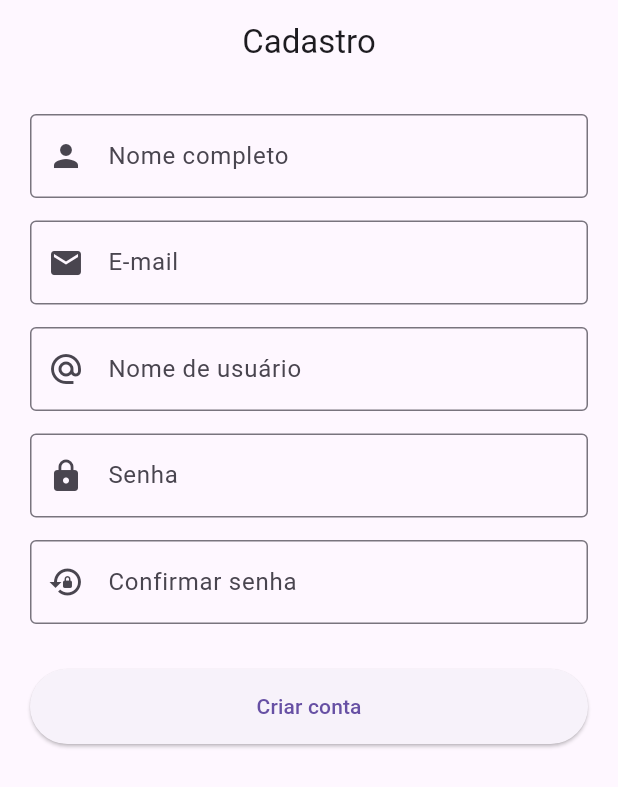
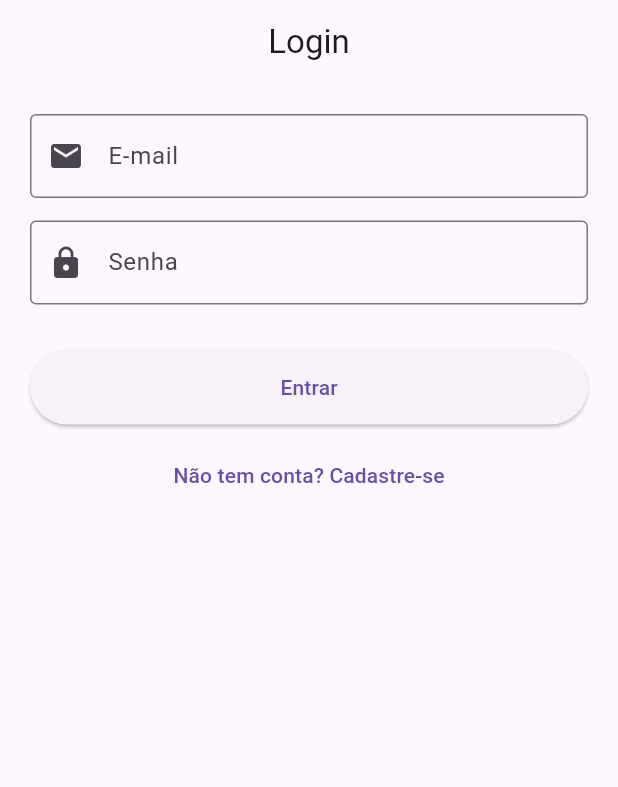
Before and after one commit to aWhiity/aplicativo_receitas, a Flutter app: the screen it shows after launch, on a phone screen of 412 x 824 dp. Shown: the top 787 px of the screen. Run offline on Flutter 3.47's test engine with Material 3 defaults, Android fonts, the light colour scheme and no system bars; our stand-ins replace cloud_firestore, dotted_line, firebase_auth, firebase_core, image_picker; accounts and stored records are empty.

Commit message:
✨ feat: login

```diff
--- a/lib/meu_aplicativo.dart
+++ b/lib/meu_aplicativo.dart
@@ -1,7 +1,7 @@
-import 'package:aplicativo_receitas/views/receitas_view.dart';
 import 'package:flutter/material.dart';
 import 'views/pagina_inicial_view.dart';
 import 'package:aplicativo_receitas/views/cadastro_usuario_view.dart';
+import 'package:aplicativo_receitas/views/login_view.dart';
 
 class MeuAplicativo extends StatelessWidget {
   const MeuAplicativo({super.key});
@@ -12,12 +12,13 @@ class MeuAplicativo extends StatelessWidget {
       title: "Receitas",
       debugShowCheckedModeBanner: false,
 
-      home: CadastroUsuarioView(),
+      home: LoginView(),
 
       initialRoute: '/',
       routes: {
         '/home': (context) => PaginaInicial(),
         '/cadastro': (context) => CadastroUsuarioView(),
+        '/login': (context) => LoginView(),
       },
     );
   }
--- a/lib/models/user.dart
+++ b/lib/models/user.dart
@@ -6,6 +6,7 @@ class Usuario {
   final String username;
   final String email;
   final Timestamp registrationDate;
+  final List<String> recipeIds;
 
   Usuario({
     required this.id,
@@ -13,6 +14,7 @@ class Usuario {
     required this.username,
     required this.email,
     required this.registrationDate,
+    this.recipeIds = const [],
   });
 
   factory Usuario.fromFirestore(DocumentSnapshot doc) {
@@ -23,6 +25,7 @@ class Usuario {
       username: data['username'],
       email: data['email'],
       registrationDate: data['registration_date'],
+      recipeIds: List<String>.from(data['recipe_ids'] ?? []),
     );
   }
 
--- a/lib/views/add_recipe_view.dart
+++ b/lib/views/add_recipe_view.dart
@@ -7,6 +7,7 @@ import 'package:flutter/services.dart';
 import 'package:provider/provider.dart';
 import 'package:uuid/uuid.dart';
 import 'dart:io';
+import 'package:firebase_auth/firebase_auth.dart';
 import 'package:image_picker/image_picker.dart';
 
 class AddRecipeView extends StatefulWidget {
@@ -127,6 +128,7 @@ class _AddRecipeViewState extends State<AddRecipeView> {
   Recipe createNewRecipe() {
     var uuid = Uuid();
     String recipeId = uuid.v4();
+    String userId = FirebaseAuth.instance.currentUser?.uid ?? '';
 
     int hours =
         _hoursController.text.isEmpty ? 0 : int.parse(_hoursController.text);
@@ -155,6 +157,7 @@ class _AddRecipeViewState extends State<AddRecipeView> {
     return Recipe(
       id: recipeId,
       name: _titleController.text,
+      userId: userId,
       ingredients: ingredients,
       desc: _descriptionController.text,
       preparationTime: preparationTime,
--- a/lib/views/cadastro_usuario_view.dart
+++ b/lib/views/cadastro_usuario_view.dart
@@ -42,7 +42,6 @@ class _CadastroUsuarioViewState extends State<CadastroUsuarioView> {
 
       await _firestore.collection('users').doc(user.id).set(user.toFirestore());
 
-      // 4. Navega para home
       if (mounted) Navigator.pushReplacementNamed(context, '/home');
     } on FirebaseAuthException catch (e) {
       _showErrorSnackBar(_getAuthErrorMessage(e));
@@ -135,6 +134,12 @@ class _CadastroUsuarioViewState extends State<CadastroUsuarioView> {
                           : const Text('Criar conta'),
                 ),
               ),
+              TextButton(
+                onPressed: () {
+                  Navigator.pushReplacementNamed(context, '/login');
+                },
+                child: const Text('Já tem uma conta? Faça Login'),
+              ),
             ],
           ),
         ),
--- /dev/null
+++ b/lib/views/login_view.dart
@@ -0,0 +1,142 @@
+import 'package:flutter/material.dart';
+import 'package:firebase_auth/firebase_auth.dart';
+import 'package:aplicativo_receitas/views/pagina_inicial_view.dart';
+import 'package:aplicativo_receitas/views/cadastro_usuario_view.dart';
+
+class LoginView extends StatefulWidget {
+  const LoginView({super.key});
+
+  @override
+  State<LoginView> createState() => _LoginViewState();
+}
+
+class _LoginViewState extends State<LoginView> {
+  final _formKey = GlobalKey<FormState>();
+  final _emailController = TextEditingController();
+  final _passwordController = TextEditingController();
+  bool _isLoading = false;
+
+  Future<void> _login() async {
+    if (!_formKey.currentState!.validate()) return;
+
+    setState(() => _isLoading = true);
+
+    try {
+      await FirebaseAuth.instance.signInWithEmailAndPassword(
+        email: _emailController.text.trim(),
+        password: _passwordController.text.trim(),
+      );
+
+      if (mounted) {
+        Navigator.pushReplacement(
+          context,
+          MaterialPageRoute(builder: (context) => const PaginaInicial()),
+        );
+      }
+    } on FirebaseAuthException catch (e) {
+      _showErrorSnackBar(_getErrorMessage(e.code));
+    } finally {
+      if (mounted) setState(() => _isLoading = false);
+    }
+  }
+
+  String _getErrorMessage(String code) {
+    switch (code) {
+      case 'invalid-email':
+        return 'E-mail inválido';
+      case 'user-disabled':
+        return 'Usuário desativado';
+      case 'user-not-found':
+        return 'Usuário não encontrado';
+      case 'wrong-password':
+        return 'Senha incorreta';
+      default:
+        return 'Erro ao fazer login';
+    }
+  }
+
+  void _showErrorSnackBar(String message) {
+    ScaffoldMessenger.of(context).showSnackBar(
+      SnackBar(content: Text(message), backgroundColor: Colors.red),
+    );
+  }
+
+  @override
+  void dispose() {
+    _emailController.dispose();
+    _passwordController.dispose();
+    super.dispose();
+  }
+
+  @override
+  Widget build(BuildContext context) {
+    return Scaffold(
+      appBar: AppBar(title: const Text('Login'), centerTitle: true),
+      body: SingleChildScrollView(
+        padding: const EdgeInsets.all(20),
+        child: Form(
+          key: _formKey,
+          child: Column(
+            children: [
+              _buildTextField(
+                controller: _emailController,
+                label: 'E-mail',
+                icon: Icons.email,
+                keyboardType: TextInputType.emailAddress,
+                validator: (v) => v!.isEmpty ? 'Informe seu e-mail' : null,
+              ),
+              const SizedBox(height: 15),
+              _buildTextField(
+                controller: _passwordController,
+                label: 'Senha',
+                icon: Icons.lock,
+                obscureText: true,
+                validator: (v) => v!.isEmpty ? 'Informe sua senha' : null,
+              ),
+              const SizedBox(height: 30),
+              SizedBox(
+                width: double.infinity,
+                height: 50,
+                child: ElevatedButton(
+                  onPressed: _isLoading ? null : _login,
+                  child:
+                      _isLoading
+                          ? const CircularProgressIndicator()
+                          : const Text('Entrar'),
+                ),
+              ),
+              const SizedBox(height: 10),
+              TextButton(
+                onPressed: () {
+                  Navigator.pushReplacementNamed(context, '/cadastro');
+                },
+                child: const Text('Não tem conta? Cadastre-se'),
+              ),
+            ],
+          ),
+        ),
+      ),
+    );
+  }
+
+  Widget _buildTextField({
+    required TextEditingController controller,
+    required String label,
+    required IconData icon,
+    bool obscureText = false,
+    TextInputType? keyboardType,
+    String? Function(String?)? validator,
+  }) {
+    return TextFormField(
+      controller: controller,
+      obscureText: obscureText,
+      keyboardType: keyboardType,
+      decoration: InputDecoration(
+        labelText: label,
+        prefixIcon: Icon(icon),
+        border: const OutlineInputBorder(),
+      ),
+      validator: validator,
+    );
+  }
+}
```
Also changed, not shown: lib/models/recipe.dart (+37 -1 lines), lib/models/recipe_ingredient.dart (+14 -0 lines), 1 other file.
